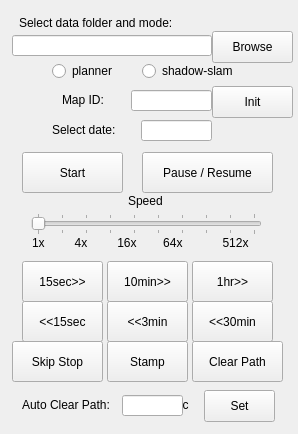
Qt form windowContents.ui (Stanley80-Peng/VirtualMonitor) before a commit.
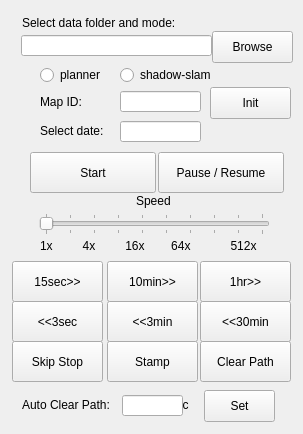
The same form after that commit.

Commit message: modify colors of the lines

Patch:
```diff
--- a/windowContents.ui
+++ b/windowContents.ui
@@ -6,7 +6,7 @@
    <rect>
     <x>0</x>
     <y>0</y>
-    <width>298</width>
+    <width>303</width>
     <height>434</height>
    </rect>
   </property>
@@ -16,9 +16,9 @@
   <widget class="QLineEdit" name="lineEdit_filepath">
    <property name="geometry">
     <rect>
-     <x>12</x>
+     <x>21</x>
      <y>35</y>
-     <width>200</width>
+     <width>191</width>
      <height>21</height>
     </rect>
    </property>
@@ -42,7 +42,7 @@
   <widget class="QLabel" name="label_please">
    <property name="geometry">
     <rect>
-     <x>19</x>
+     <x>22</x>
      <y>15</y>
      <width>251</width>
      <height>16</height>
@@ -55,8 +55,8 @@
   <widget class="QLabel" name="label_mapid">
    <property name="geometry">
     <rect>
-     <x>62</x>
-     <y>92</y>
+     <x>40</x>
+     <y>94</y>
      <width>60</width>
      <height>16</height>
     </rect>
@@ -68,8 +68,8 @@
   <widget class="QLineEdit" name="lineEdit_mapid">
    <property name="geometry">
     <rect>
-     <x>131</x>
-     <y>90</y>
+     <x>120</x>
+     <y>91</y>
      <width>81</width>
      <height>21</height>
     </rect>
@@ -78,8 +78,8 @@
   <widget class="QPushButton" name="button_init">
    <property name="geometry">
     <rect>
-     <x>212</x>
-     <y>86</y>
+     <x>210</x>
+     <y>87</y>
      <width>81</width>
      <height>32</height>
     </rect>
@@ -97,9 +97,9 @@
    </property>
    <property name="geometry">
     <rect>
-     <x>141</x>
-     <y>120</y>
-     <width>71</width>
+     <x>120</x>
+     <y>121</y>
+     <width>81</width>
      <height>21</height>
     </rect>
    </property>
@@ -107,8 +107,8 @@
   <widget class="QLabel" name="label_date">
    <property name="geometry">
     <rect>
-     <x>52</x>
-     <y>122</y>
+     <x>40</x>
+     <y>123</y>
      <width>71</width>
      <height>16</height>
     </rect>
@@ -120,9 +120,9 @@
   <widget class="QPushButton" name="button_start">
    <property name="geometry">
     <rect>
-     <x>22</x>
+     <x>30</x>
      <y>152</y>
-     <width>101</width>
+     <width>126</width>
      <height>41</height>
     </rect>
    </property>
@@ -136,9 +136,9 @@
   <widget class="QPushButton" name="button_pause">
    <property name="geometry">
     <rect>
-     <x>142</x>
+     <x>158</x>
      <y>152</y>
-     <width>131</width>
+     <width>126</width>
      <height>41</height>
     </rect>
    </property>
@@ -152,7 +152,7 @@
   <widget class="QLabel" name="label_speed">
    <property name="geometry">
     <rect>
-     <x>128</x>
+     <x>136</x>
      <y>193</y>
      <width>60</width>
      <height>16</height>
@@ -165,7 +165,7 @@
   <widget class="QSlider" name="slider_speed">
    <property name="geometry">
     <rect>
-     <x>31</x>
+     <x>39</x>
      <y>213</y>
      <width>231</width>
      <height>22</height>
@@ -193,8 +193,8 @@
   <widget class="QLabel" name="label_multiple">
    <property name="geometry">
     <rect>
-     <x>32</x>
-     <y>235</y>
+     <x>40</x>
+     <y>238</y>
      <width>241</width>
      <height>16</height>
     </rect>
@@ -206,9 +206,9 @@
   <widget class="QPushButton" name="button_forw15">
    <property name="geometry">
     <rect>
-     <x>22</x>
+     <x>12</x>
      <y>261</y>
-     <width>81</width>
+     <width>91</width>
      <height>41</height>
     </rect>
    </property>
@@ -224,7 +224,7 @@
     <rect>
      <x>107</x>
      <y>261</y>
-     <width>81</width>
+     <width>91</width>
      <height>41</height>
     </rect>
    </property>
@@ -238,9 +238,9 @@
   <widget class="QPushButton" name="button_forw1h">
    <property name="geometry">
     <rect>
-     <x>192</x>
+     <x>200</x>
      <y>261</y>
-     <width>81</width>
+     <width>91</width>
      <height>41</height>
     </rect>
    </property>
@@ -254,9 +254,9 @@
   <widget class="QPushButton" name="button_back15">
    <property name="geometry">
     <rect>
-     <x>22</x>
+     <x>12</x>
      <y>301</y>
-     <width>81</width>
+     <width>91</width>
      <height>41</height>
     </rect>
    </property>
@@ -264,7 +264,7 @@
     <cursorShape>PointingHandCursor</cursorShape>
    </property>
    <property name="text">
-    <string>&lt;&lt;15sec</string>
+    <string>&lt;&lt;3sec</string>
    </property>
   </widget>
   <widget class="QPushButton" name="button_back3">
@@ -272,7 +272,7 @@
     <rect>
      <x>107</x>
      <y>301</y>
-     <width>81</width>
+     <width>91</width>
      <height>41</height>
     </rect>
    </property>
@@ -286,9 +286,9 @@
   <widget class="QPushButton" name="button_back30">
    <property name="geometry">
     <rect>
-     <x>192</x>
+     <x>200</x>
      <y>301</y>
-     <width>81</width>
+     <width>91</width>
      <height>41</height>
     </rect>
    </property>
@@ -318,7 +318,7 @@
   <widget class="QPushButton" name="button_clear">
    <property name="geometry">
     <rect>
-     <x>192</x>
+     <x>200</x>
      <y>341</y>
      <width>91</width>
      <height>41</height>
@@ -375,7 +375,7 @@
     <rect>
      <x>107</x>
      <y>341</y>
-     <width>81</width>
+     <width>91</width>
      <height>41</height>
     </rect>
    </property>
@@ -389,8 +389,8 @@
   <widget class="QRadioButton" name="radio_planner">
    <property name="geometry">
     <rect>
-     <x>52</x>
-     <y>61</y>
+     <x>40</x>
+     <y>65</y>
      <width>100</width>
      <height>20</height>
     </rect>
@@ -402,8 +402,8 @@
   <widget class="QRadioButton" name="radio_shadow">
    <property name="geometry">
     <rect>
-     <x>142</x>
-     <y>61</y>
+     <x>120</x>
+     <y>65</y>
      <width>121</width>
      <height>20</height>
     </rect>
```
The commit also changes 2 other files.
